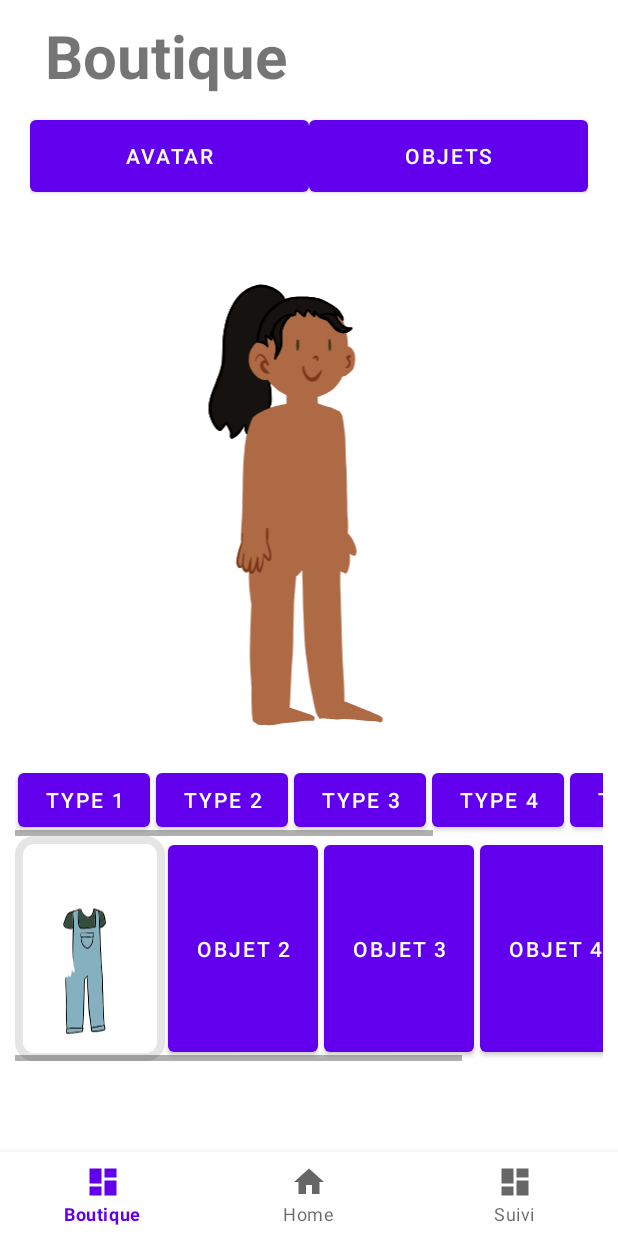
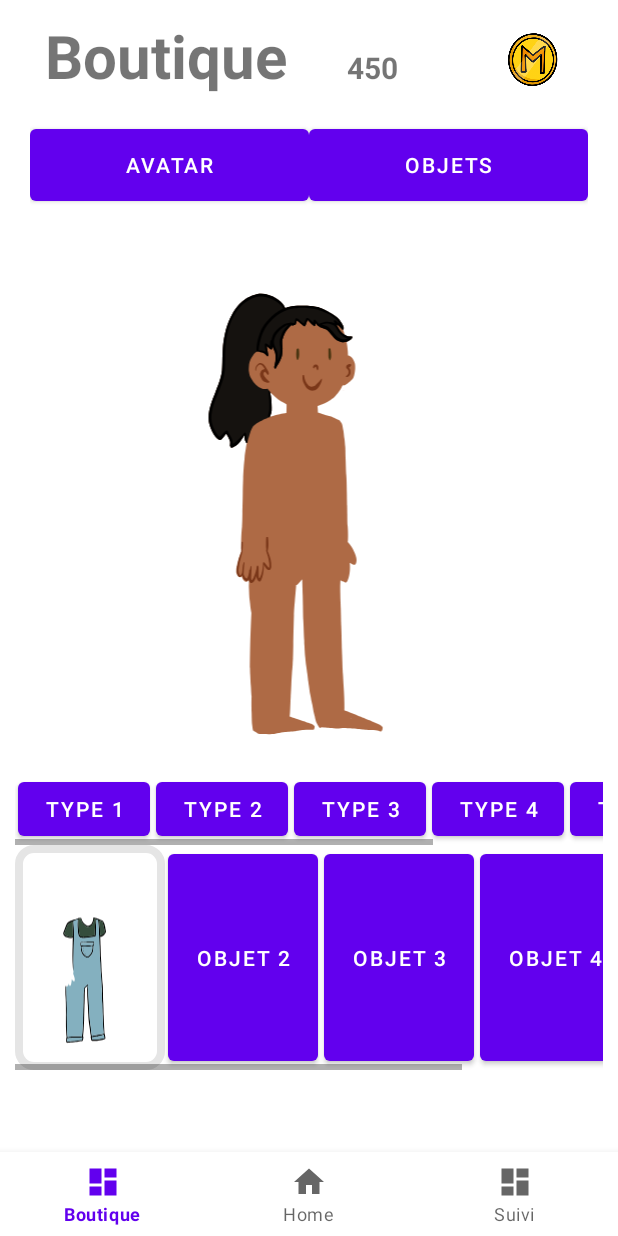
Before and after one commit to M4ti5/Motivz, an Android app: the ShopFragment screen opened through its navigation route, on a phone screen of 412 x 824 dp. Run offline under Robolectric (Android 15) with nearby library versions, the phone set to English and light mode, and no system bars; our stand-ins replace navigation-ui; 1 statement that could not run was skipped.

Commit message:
ajout image coin et nb coins

```diff
--- a/app/src/main/res/layout/fragment_shop.xml
+++ b/app/src/main/res/layout/fragment_shop.xml
@@ -17,6 +17,10 @@
             android:layout_height="wrap_content"
             android:orientation="vertical">
 
+            <LinearLayout
+                android:layout_width="match_parent"
+                android:layout_height="wrap_content"
+                android:orientation="horizontal">
 
                 <TextView
                     android:id="@+id/shopTitle"
@@ -27,6 +31,29 @@
                     android:text="@string/title_shop"
                     android:textSize="40dp"
                     android:textStyle="bold" />
+
+                    <TextView
+                        android:id="@+id/nb_coins"
+                        android:layout_width="wrap_content"
+                        android:layout_height="wrap_content"
+                        android:layout_marginHorizontal="10dp"
+                        android:layout_marginVertical="10dp"
+                        android:text="450"
+                        android:textSize="20dp"
+                        android:textStyle="bold" />
+
+                    <ImageView
+                        android:id="@+id/coins"
+                        android:layout_width="40dp"
+                        android:layout_height="40dp"
+                        android:scaleType="centerCrop"
+                        android:layout_marginRight="10dp"
+                        android:layout_marginLeft="60dp"
+                        android:layout_marginVertical="20dp"
+                        android:src="@drawable/coins" />
+
+
+            </LinearLayout>
 
             <LinearLayout
                 android:id="@+id/avatarItemsBtn"
```
Also changed, not shown: app/src/main/res/drawable/coins.png (added). Lines whose indentation alone changed are shown as unchanged.
